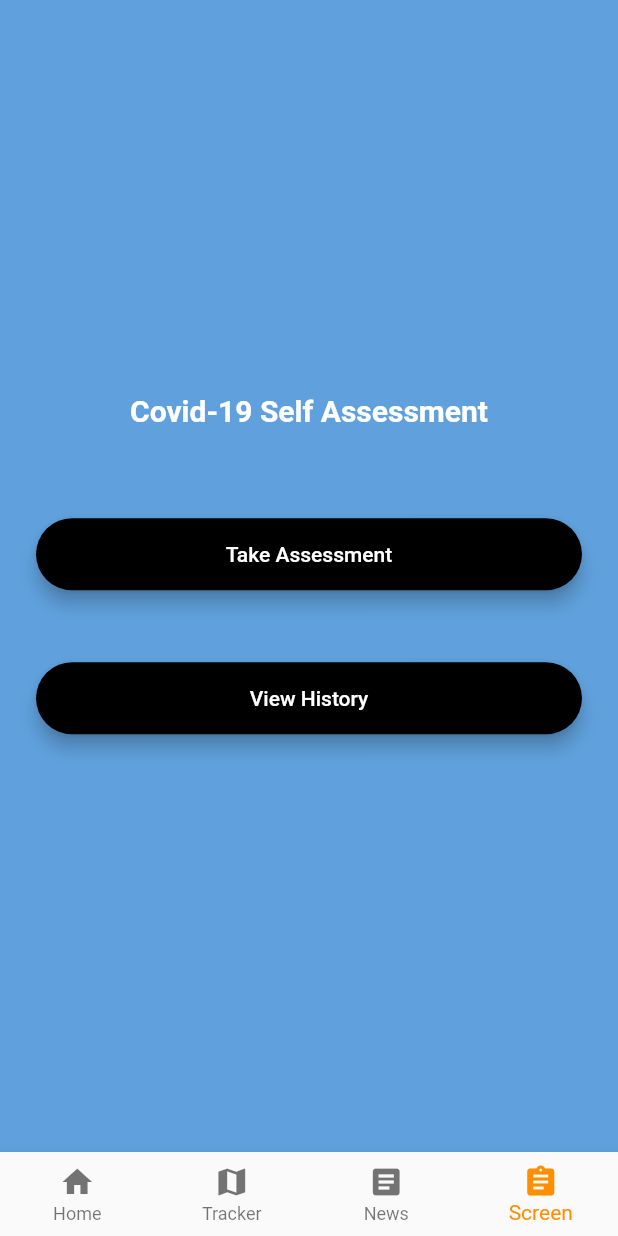
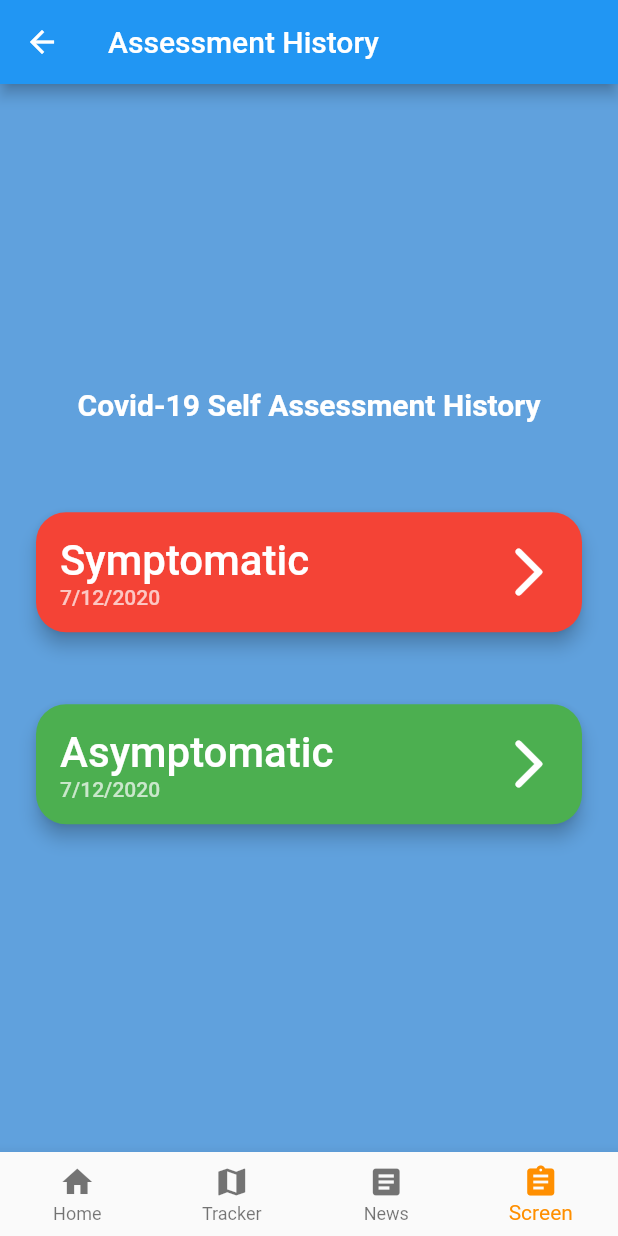
Before and after one commit to GalaSejahtera/GalaSejahtera, a Flutter app: the NavBar screen opened by its route, item 4 of the bottom bar chosen, after a tap on "View History", on a phone screen of 412 x 824 dp. Run offline on Flutter 3.47's test engine with Material 2 defaults, Android fonts, the phone set to English and light mode, and no system bars; our stand-ins replace animated_text_kit, flutter_svg, flutter_typeahead, modal_progress_hud; network calls fail.

Commit message:
Added Assessment History Screen

```diff
--- /dev/null
+++ b/lib/screens/screening_screen/assessment_history.dart
@@ -0,0 +1,122 @@
+import 'package:flutter/material.dart';
+import '../../widgets/rounded_button.dart';
+
+class AssessmentHistoryScreen extends StatefulWidget {
+  @override
+  _AssessmentHistoryScreenState createState() =>
+      _AssessmentHistoryScreenState();
+}
+
+class _AssessmentHistoryScreenState extends State<AssessmentHistoryScreen> {
+  @override
+  Widget build(BuildContext context) {
+    return Scaffold(
+      appBar: AppBar(
+        title: Text('Assessment History'),
+      ),
+      backgroundColor: Color(0xff60A1DD),
+      body: Padding(
+        padding: EdgeInsets.all(24.0),
+        child: Column(
+          crossAxisAlignment: CrossAxisAlignment.stretch,
+          mainAxisAlignment: MainAxisAlignment.center,
+          children: <Widget>[
+            Text(
+              "Covid-19 Self Assessment History",
+              style: TextStyle(
+                fontSize: 20,
+                color: Colors.white,
+                fontWeight: FontWeight.bold,
+              ),
+              textAlign: TextAlign.center,
+            ),
+            SizedBox(
+              height: 44,
+            ),
+            Padding(
+              padding: EdgeInsets.symmetric(vertical: 16.0),
+              child: Material(
+                elevation: 5.0,
+                color: Colors.red,
+                borderRadius: BorderRadius.circular(20.0),
+                child: MaterialButton(
+                  onPressed: () => {},
+                  minWidth: 200.0,
+                  height: 80.0,
+                  child: Row(
+                    mainAxisAlignment: MainAxisAlignment.spaceBetween,
+                    children: <Widget>[
+                      Column(
+                        crossAxisAlignment: CrossAxisAlignment.start,
+                        children: <Widget>[
+                          Text(
+                            'Symptomatic',
+                            style: TextStyle(
+                              color: Colors.white,
+                              fontSize: 28.0,
+                            ),
+                          ),
+                          Text(
+                            '7/12/2020',
+                            style: TextStyle(color: Colors.white70),
+                          )
+                        ],
+                      ),
+                      Icon(
+                        Icons.arrow_forward_ios_rounded,
+                        color: Colors.white,
+                        size: 40.0,
+                      ),
+                    ],
+                  ),
+                ),
+              ),
+            ),
+            SizedBox(
+              height: 16,
+            ),
+            Padding(
+              padding: EdgeInsets.symmetric(vertical: 16.0),
+              child: Material(
+                elevation: 5.0,
+                color: Colors.green,
+                borderRadius: BorderRadius.circular(20.0),
+                child: MaterialButton(
+                  onPressed: () => {},
+                  minWidth: 200.0,
+                  height: 80.0,
+                  child: Row(
+                    mainAxisAlignment: MainAxisAlignment.spaceBetween,
+                    children: <Widget>[
+                      Column(
+                        crossAxisAlignment: CrossAxisAlignment.start,
+                        children: <Widget>[
+                          Text(
+                            'Asymptomatic',
+                            style: TextStyle(
+                              color: Colors.white,
+                              fontSize: 28.0,
+                            ),
+                          ),
+                          Text(
+                            '7/12/2020',
+                            style: TextStyle(color: Colors.white70),
+                          )
+                        ],
+                      ),
+                      Icon(
+                        Icons.arrow_forward_ios_rounded,
+                        color: Colors.white,
+                        size: 40.0,
+                      ),
+                    ],
+                  ),
+                ),
+              ),
+            ),
+          ],
+        ),
+      ),
+    );
+  }
+}
--- a/lib/screens/screening_screen/screening_navigator.dart
+++ b/lib/screens/screening_screen/screening_navigator.dart
@@ -1,6 +1,7 @@
 import 'package:flutter/material.dart';
 import 'package:gala_sejahtera/screens/screening_screen/screening_screen.dart';
 import 'take_assessment_screen.dart';
+import 'assessment_history.dart';
 
 class ScreeningNavigator extends StatefulWidget {
   @override
@@ -23,6 +24,8 @@ class _ScreeningNavigatorState extends State<ScreeningNavigator> {
                 return ScreeningScreen();
               case '/Assessment':
                 return TakeAssessmentScreen();
+              case '/AssessmentHistory':
+                return AssessmentHistoryScreen();
             }
           },
         );
--- a/lib/screens/screening_screen/screening_screen.dart
+++ b/lib/screens/screening_screen/screening_screen.dart
@@ -40,7 +40,8 @@ class _ScreeningScreenState extends State<ScreeningScreen> {
             RoundedButton(
               title: 'View History',
               color: Colors.black,
-              onPressed: () => {print('view history')},
+              onPressed: () =>
+                  Navigator.pushNamed(context, '/AssessmentHistory'),
             )
           ],
         ),
--- a/lib/screens/screening_screen/take_assessment_screen.dart
+++ b/lib/screens/screening_screen/take_assessment_screen.dart
@@ -10,6 +10,9 @@ class _TakeAssessmentScreenState extends State<TakeAssessmentScreen> {
   @override
   Widget build(BuildContext context) {
     return Scaffold(
+      appBar: AppBar(
+        title: Text('Take Assessment'),
+      ),
       backgroundColor: Color(0xff60A1DD),
       body: Padding(
         padding: EdgeInsets.all(24.0),
```
